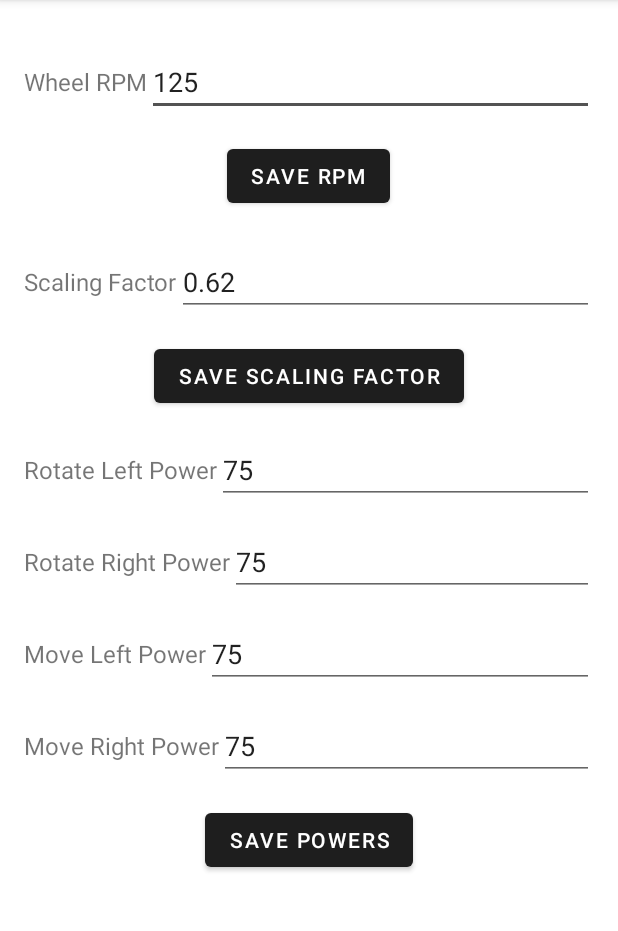
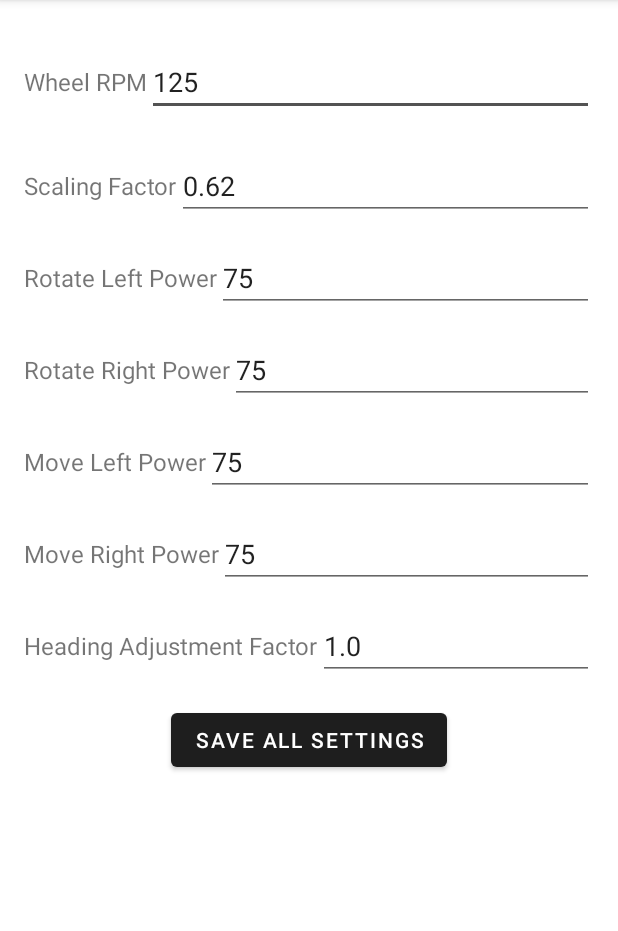
Before and after one commit to AEROQUADRA/AeroQuadra-BlackBox, an Android app: the SettingsActivity screen opened directly, with no data from a screen before it, on a phone screen of 412 x 824 dp, the part 84-1015 px from its top. Run offline under Robolectric (Android 15) with nearby library versions, the phone set to English and light mode, and no system bars.

Commit message:
Settings Update

```diff
--- a/app/src/main/java/com/example/aa_usk_8/SettingsActivity.java
+++ b/app/src/main/java/com/example/aa_usk_8/SettingsActivity.java
@@ -2,7 +2,6 @@ package com.example.aa_usk_8;
 
 import android.content.SharedPreferences;
 import android.os.Bundle;
-import android.view.View;
 import android.widget.Button;
 import android.widget.EditText;
 import android.widget.Toast;
@@ -16,33 +15,32 @@ public class SettingsActivity extends AppCompatActivity {
     private static final String PREFS_SCALING = "scalingFactorData";
     private static final String KEY_SCALING_FACTOR = "scalingFactor";
 
-    // New Keys for Rotate and Move Power
+    // New Keys for Rotate, Move Power, and Heading Adjustment Factor
     private static final String KEY_ROTATE_LEFT_POWER = "rotateLeftPower";
     private static final String KEY_ROTATE_RIGHT_POWER = "rotateRightPower";
     private static final String KEY_MOVE_LEFT_POWER = "moveLeftPower";
     private static final String KEY_MOVE_RIGHT_POWER = "moveRightPower";
+    private static final String KEY_HEADING_ADJUSTMENT_FACTOR = "headingAdjustmentFactor";
 
     private EditText editTextWheelRPM, editTextScalingFactor;
     private EditText editTextRotateLeftPower, editTextRotateRightPower, editTextMoveLeftPower, editTextMoveRightPower;
-    private Button btnSaveRPM, btnSaveScalingFactor, btnSavePowers;
+    private EditText editTextHeadingAdjustmentFactor;
+    private Button btnSaveAll;
 
     @Override
     protected void onCreate(Bundle savedInstanceState) {
         super.onCreate(savedInstanceState);
         setContentView(R.layout.activity_settings);
 
-        // Initialize existing fields
+        // Initialize fields
         editTextWheelRPM = findViewById(R.id.editTextWheelRPM);
         editTextScalingFactor = findViewById(R.id.editTextScalingFactor);
-        btnSaveRPM = findViewById(R.id.btnSaveRPM);
-        btnSaveScalingFactor = findViewById(R.id.btnSaveScalingFactor);
-
-        // Initialize new fields
         editTextRotateLeftPower = findViewById(R.id.editTextRotateLeftPower);
         editTextRotateRightPower = findViewById(R.id.editTextRotateRightPower);
         editTextMoveLeftPower = findViewById(R.id.editTextMoveLeftPower);
         editTextMoveRightPower = findViewById(R.id.editTextMoveRightPower);
-        btnSavePowers = findViewById(R.id.btnSavePowers);
+        editTextHeadingAdjustmentFactor = findViewById(R.id.editTextHeadingAdjustmentFactor);
+        btnSaveAll = findViewById(R.id.btnSaveAll);
 
         // Load saved values for all settings
         SharedPreferences prefs = getSharedPreferences(PREFS_NAME, MODE_PRIVATE);
@@ -52,6 +50,7 @@ public class SettingsActivity extends AppCompatActivity {
         int rotateRightPower = prefs.getInt(KEY_ROTATE_RIGHT_POWER, 75);
         int moveLeftPower = prefs.getInt(KEY_MOVE_LEFT_POWER, 75);
         int moveRightPower = prefs.getInt(KEY_MOVE_RIGHT_POWER, 75);
+        float headingAdjustmentFactor = prefs.getFloat(KEY_HEADING_ADJUSTMENT_FACTOR, 1.0f);
 
         // Set saved values to input fields
         editTextWheelRPM.setText(String.valueOf(savedRPM));
@@ -60,76 +59,52 @@ public class SettingsActivity extends AppCompatActivity {
         editTextRotateRightPower.setText(String.valueOf(rotateRightPower));
         editTextMoveLeftPower.setText(String.valueOf(moveLeftPower));
         editTextMoveRightPower.setText(String.valueOf(moveRightPower));
+        editTextHeadingAdjustmentFactor.setText(String.valueOf(headingAdjustmentFactor));
 
-        // Save Wheel RPM
-        btnSaveRPM.setOnClickListener(v -> saveWheelRPM());
-
-        // Save Scaling Factor
-        btnSaveScalingFactor.setOnClickListener(v -> saveScalingFactor());
-
-        // Save Powers for Rotate and Move
-        btnSavePowers.setOnClickListener(v -> savePowers());
+        // Save all settings when Save All button is clicked
+        btnSaveAll.setOnClickListener(v -> saveAllSettings());
     }
 
-    private void saveWheelRPM() {
+    private void saveAllSettings() {
+        // Get all input values
         String rpmString = editTextWheelRPM.getText().toString();
-        if (rpmString.isEmpty()) {
-            Toast.makeText(this, "Please enter a valid RPM", Toast.LENGTH_SHORT).show();
-            return;
-        }
-
-        int rpm = Integer.parseInt(rpmString);
-
-        SharedPreferences prefs = getSharedPreferences(PREFS_NAME, MODE_PRIVATE);
-        SharedPreferences.Editor editor = prefs.edit();
-        editor.putInt(KEY_WHEEL_RPM, rpm);
-        editor.apply();
-
-        Toast.makeText(this, "Wheel RPM saved", Toast.LENGTH_SHORT).show();
-    }
-
-    private void saveScalingFactor() {
         String scalingFactorString = editTextScalingFactor.getText().toString();
-        if (scalingFactorString.isEmpty()) {
-            Toast.makeText(this, "Please enter a valid scaling factor", Toast.LENGTH_SHORT).show();
-            return;
-        }
-
-        float scalingFactor = Float.parseFloat(scalingFactorString);
-
-        SharedPreferences scalingPrefs = getSharedPreferences(PREFS_SCALING, MODE_PRIVATE);
-        SharedPreferences.Editor editor = scalingPrefs.edit();
-        editor.putFloat(KEY_SCALING_FACTOR, scalingFactor);
-        editor.putBoolean("isScalingFactorCalculated", true); // Mark scaling factor as set
-        editor.apply();
-
-        Toast.makeText(this, "Scaling factor saved", Toast.LENGTH_SHORT).show();
-    }
-
-    private void savePowers() {
         String rotateLeftString = editTextRotateLeftPower.getText().toString();
         String rotateRightString = editTextRotateRightPower.getText().toString();
         String moveLeftString = editTextMoveLeftPower.getText().toString();
         String moveRightString = editTextMoveRightPower.getText().toString();
+        String headingAdjustmentFactorString = editTextHeadingAdjustmentFactor.getText().toString();
 
-        if (rotateLeftString.isEmpty() || rotateRightString.isEmpty() || moveLeftString.isEmpty() || moveRightString.isEmpty()) {
-            Toast.makeText(this, "Please enter valid values for all powers", Toast.LENGTH_SHORT).show();
+        // Validate inputs
+        if (rpmString.isEmpty() || scalingFactorString.isEmpty() ||
+                rotateLeftString.isEmpty() || rotateRightString.isEmpty() ||
+                moveLeftString.isEmpty() || moveRightString.isEmpty() ||
+                headingAdjustmentFactorString.isEmpty()) {
+            Toast.makeText(this, "Please enter valid values for all fields", Toast.LENGTH_SHORT).show();
             return;
         }
 
+        // Convert strings to appropriate types
+        int rpm = Integer.parseInt(rpmString);
+        float scalingFactor = Float.parseFloat(scalingFactorString);
         int rotateLeftPower = Integer.parseInt(rotateLeftString);
         int rotateRightPower = Integer.parseInt(rotateRightString);
         int moveLeftPower = Integer.parseInt(moveLeftString);
         int moveRightPower = Integer.parseInt(moveRightString);
+        float headingAdjustmentFactor = Float.parseFloat(headingAdjustmentFactorString);
 
+        // Save all settings to SharedPreferences
         SharedPreferences prefs = getSharedPreferences(PREFS_NAME, MODE_PRIVATE);
         SharedPreferences.Editor editor = prefs.edit();
+        editor.putInt(KEY_WHEEL_RPM, rpm);
+        editor.putFloat(KEY_SCALING_FACTOR, scalingFactor);
         editor.putInt(KEY_ROTATE_LEFT_POWER, rotateLeftPower);
         editor.putInt(KEY_ROTATE_RIGHT_POWER, rotateRightPower);
         editor.putInt(KEY_MOVE_LEFT_POWER, moveLeftPower);
         editor.putInt(KEY_MOVE_RIGHT_POWER, moveRightPower);
+        editor.putFloat(KEY_HEADING_ADJUSTMENT_FACTOR, headingAdjustmentFactor);
         editor.apply();
 
-        Toast.makeText(this, "Powers saved", Toast.LENGTH_SHORT).show();
+        Toast.makeText(this, "All settings saved successfully", Toast.LENGTH_SHORT).show();
     }
 }
--- a/app/src/main/res/layout/activity_settings.xml
+++ b/app/src/main/res/layout/activity_settings.xml
@@ -31,14 +31,6 @@
                 android:inputType="number"/>
         </LinearLayout>
 
-        <Button
-            android:id="@+id/btnSaveRPM"
-            android:layout_width="wrap_content"
-            android:layout_height="wrap_content"
-            android:text="Save RPM"
-            android:layout_gravity="center_horizontal"
-            android:layout_marginTop="16dp"/>
-
         <!-- Scaling Factor Input with Label -->
         <LinearLayout
             android:layout_width="match_parent"
@@ -61,14 +53,6 @@
                 android:hint="Enter Scaling Factor"
                 android:inputType="numberDecimal"/>
         </LinearLayout>
-
-        <Button
-            android:id="@+id/btnSaveScalingFactor"
-            android:layout_width="wrap_content"
-            android:layout_height="wrap_content"
-            android:text="Save Scaling Factor"
-            android:layout_gravity="center_horizontal"
-            android:layout_marginTop="16dp"/>
 
         <!-- Rotate Left Power Input with Label -->
         <LinearLayout
@@ -162,11 +146,35 @@
                 android:inputType="number"/>
         </LinearLayout>
 
+        <!-- Heading Adjustment Factor Input with Label -->
+        <LinearLayout
+            android:layout_width="match_parent"
+            android:layout_height="wrap_content"
+            android:orientation="horizontal"
+            android:layout_marginTop="16dp">
+
+            <TextView
+                android:layout_width="wrap_content"
+                android:layout_height="wrap_content"
+                android:text="Heading Adjustment Factor"
+                android:textSize="16sp"
+                android:layout_gravity="center_vertical" />
+
+            <EditText
+                android:id="@+id/editTextHeadingAdjustmentFactor"
+                android:layout_width="0dp"
+                android:layout_height="wrap_content"
+                android:layout_weight="1"
+                android:hint="Enter Heading Adjustment Factor"
+                android:inputType="numberDecimal"/>
+        </LinearLayout>
+
+        <!-- Save All Settings Button -->
         <Button
-            android:id="@+id/btnSavePowers"
+            android:id="@+id/btnSaveAll"
             android:layout_width="wrap_content"
             android:layout_height="wrap_content"
-            android:text="Save Powers"
+            android:text="Save All Settings"
             android:layout_gravity="center_horizontal"
             android:layout_marginTop="16dp"/>
 
```
